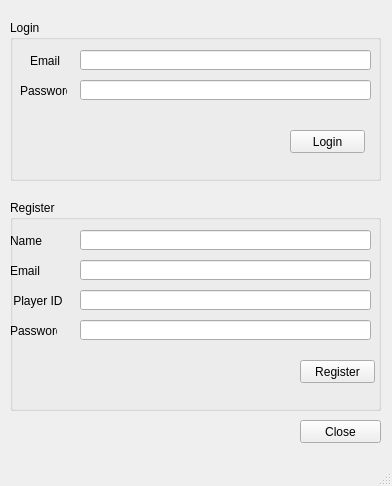
Qt form Login.ui (senormaarij/DBS_Project_GameManageSys) before a commit.
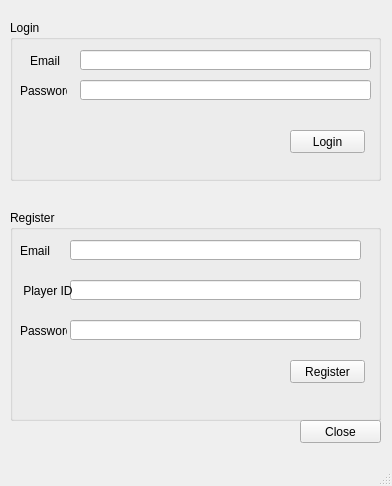
The same form after that commit.

Commit message: login screen function

What changed in the file:
```diff
--- a/Login.ui
+++ b/Login.ui
@@ -90,7 +90,7 @@
     <property name="geometry">
      <rect>
       <x>10</x>
-      <y>200</y>
+      <y>210</y>
       <width>371</width>
       <height>211</height>
      </rect>
@@ -98,24 +98,11 @@
     <property name="title">
      <string>Register</string>
     </property>
-    <widget class="QLabel" name="label_3">
-     <property name="geometry">
-      <rect>
-       <x>0</x>
-       <y>30</y>
-       <width>47</width>
-       <height>21</height>
-      </rect>
-     </property>
-     <property name="text">
-      <string>Name</string>
-     </property>
-    </widget>
     <widget class="QLabel" name="label_4">
      <property name="geometry">
       <rect>
-       <x>0</x>
-       <y>60</y>
+       <x>10</x>
+       <y>30</y>
        <width>47</width>
        <height>21</height>
       </rect>
@@ -127,28 +114,18 @@
     <widget class="QLineEdit" name="NameLine">
      <property name="geometry">
       <rect>
-       <x>70</x>
+       <x>60</x>
        <y>30</y>
        <width>291</width>
        <height>20</height>
       </rect>
      </property>
     </widget>
-    <widget class="QLineEdit" name="lineEdit_4">
+    <widget class="QPushButton" name="Register">
      <property name="geometry">
       <rect>
-       <x>70</x>
-       <y>60</y>
-       <width>291</width>
-       <height>20</height>
-      </rect>
-     </property>
-    </widget>
-    <widget class="QPushButton" name="register_2">
-     <property name="geometry">
-      <rect>
-       <x>290</x>
-       <y>160</y>
+       <x>280</x>
+       <y>150</y>
        <width>75</width>
        <height>23</height>
       </rect>
@@ -160,8 +137,8 @@
     <widget class="QLineEdit" name="lineEdit_5">
      <property name="geometry">
       <rect>
-       <x>70</x>
-       <y>90</y>
+       <x>60</x>
+       <y>70</y>
        <width>291</width>
        <height>20</height>
       </rect>
@@ -170,8 +147,8 @@
     <widget class="QLineEdit" name="lineEdit_6">
      <property name="geometry">
       <rect>
-       <x>70</x>
-       <y>120</y>
+       <x>60</x>
+       <y>110</y>
        <width>291</width>
        <height>20</height>
       </rect>
@@ -180,8 +157,8 @@
     <widget class="QLabel" name="label_5">
      <property name="geometry">
       <rect>
-       <x>0</x>
-       <y>80</y>
+       <x>10</x>
+       <y>60</y>
        <width>91</width>
        <height>41</height>
       </rect>
@@ -193,8 +170,8 @@
     <widget class="QLabel" name="label_6">
      <property name="geometry">
       <rect>
-       <x>0</x>
-       <y>120</y>
+       <x>10</x>
+       <y>110</y>
        <width>47</width>
        <height>21</height>
       </rect>
```
Left out of the diff: 10 changed lines with no effect on the pictures. The commit also changes 3 other files.
